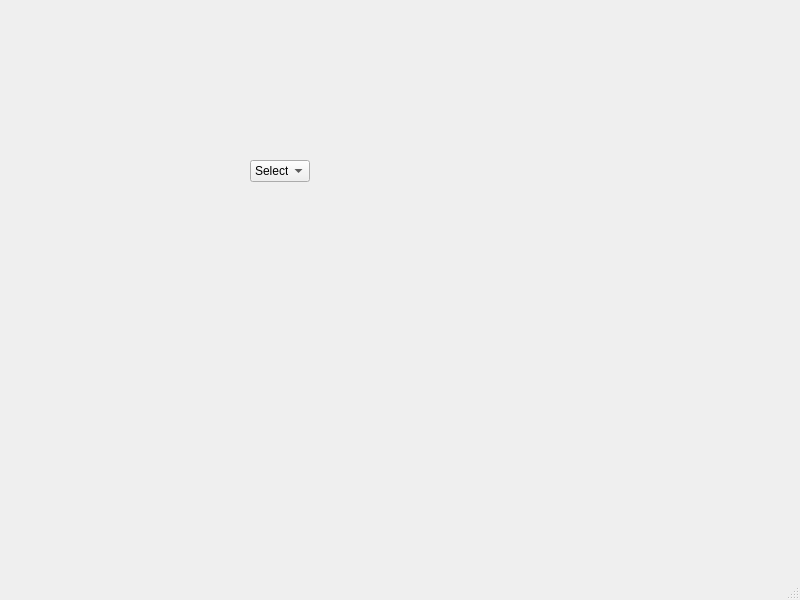
Before: the Qt Designer form comboboxtest.ui in imp-javis/bed-manager, drawn with Qt 5.
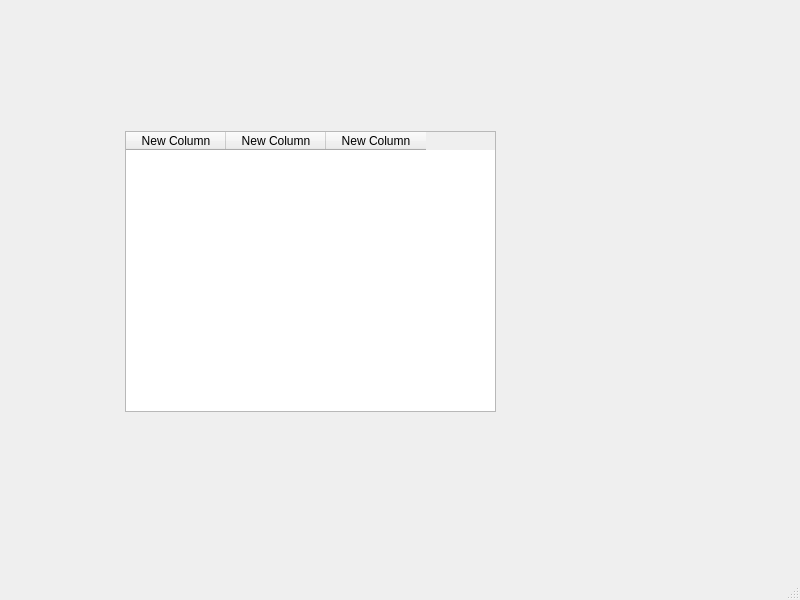
After: the same form once the commit is applied.

Patch:
```diff
--- a/comboboxtest.ui
+++ b/comboboxtest.ui
@@ -14,45 +14,33 @@
    <string>MainWindow</string>
   </property>
   <widget class="QWidget" name="centralwidget">
-   <widget class="QComboBox" name="comboBox">
+   <widget class="QTableWidget" name="tableWidget">
     <property name="geometry">
      <rect>
-      <x>250</x>
-      <y>160</y>
-      <width>60</width>
-      <height>22</height>
+      <x>125</x>
+      <y>131</y>
+      <width>371</width>
+      <height>281</height>
      </rect>
     </property>
-    <item>
+    <column>
      <property name="text">
-      <string>Select</string>
+      <string>New Column</string>
      </property>
-    </item>
-    <item>
-     <property name="text">
-      <string>Cardio</string>
+     <property name="textAlignment">
+      <set>AlignCenter</set>
      </property>
-    </item>
-    <item>
+    </column>
+    <column>
      <property name="text">
-      <string>endo</string>
+      <string>New Column</string>
      </property>
-    </item>
-    <item>
+    </column>
+    <column>
      <property name="text">
-      <string>gastro</string>
+      <string>New Column</string>
      </property>
-    </item>
-    <item>
-     <property name="text">
-      <string>geriatrics</string>
-     </property>
-    </item>
-    <item>
-     <property name="text">
-      <string>resp</string>
-     </property>
-    </item>
+    </column>
    </widget>
   </widget>
   <widget class="QMenuBar" name="menubar">
```
